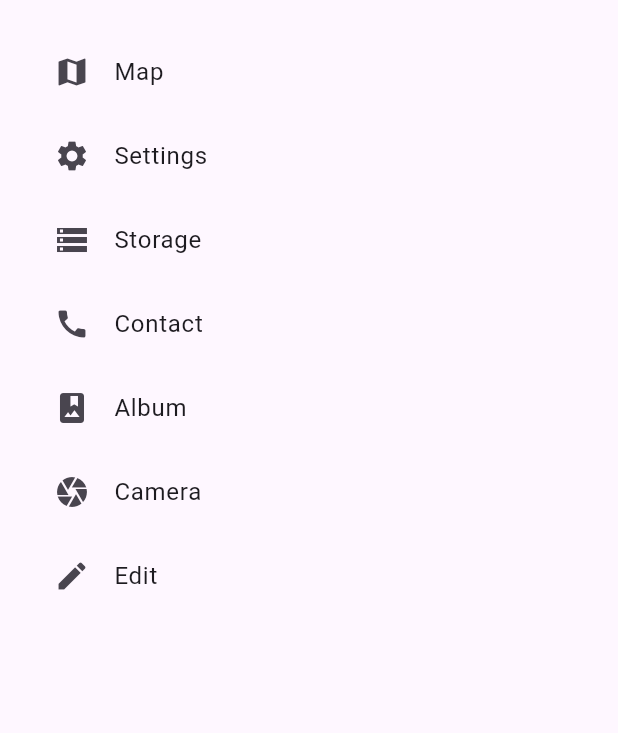
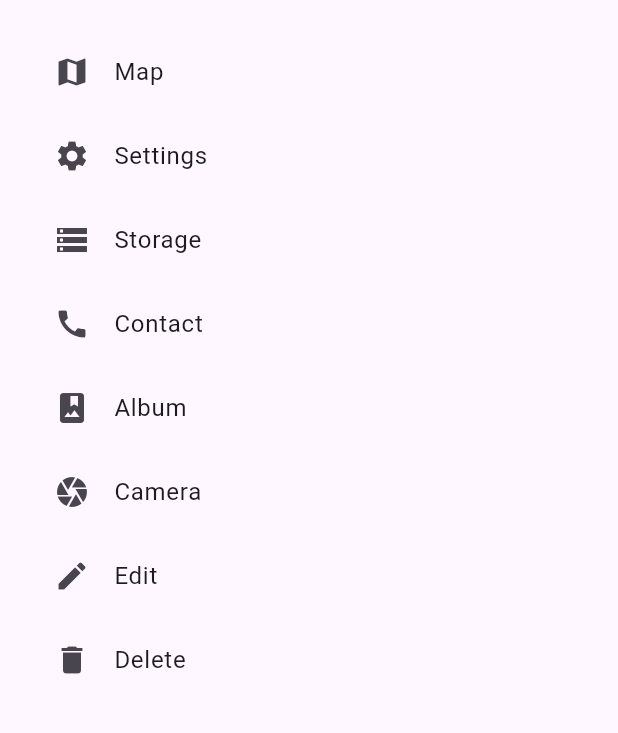
Before and after one commit to Majok-Bol/list_view, a Flutter app: the screen it shows after launch, on a phone screen of 412 x 824 dp, the part 84-817 px from its top. Run offline on Flutter 3.47's test engine with Material 3 defaults, Android fonts, the phone set to English and light mode, and no system bars.

Commit message:
added delete icon

```diff
--- a/lib/main.dart
+++ b/lib/main.dart
@@ -22,6 +22,7 @@ class MyApp extends StatelessWidget{
                 ListTile(leading:Icon(Icons.photo_album),title: Text('Album'),),
                 ListTile(leading:Icon(Icons.camera),title: Text('Camera'),),
                 ListTile(leading:Icon(Icons.edit),title: Text('Edit'),),
+                ListTile(leading:Icon(Icons.delete),title: Text('Delete'),),
               ],)
             ),
           ),
```
